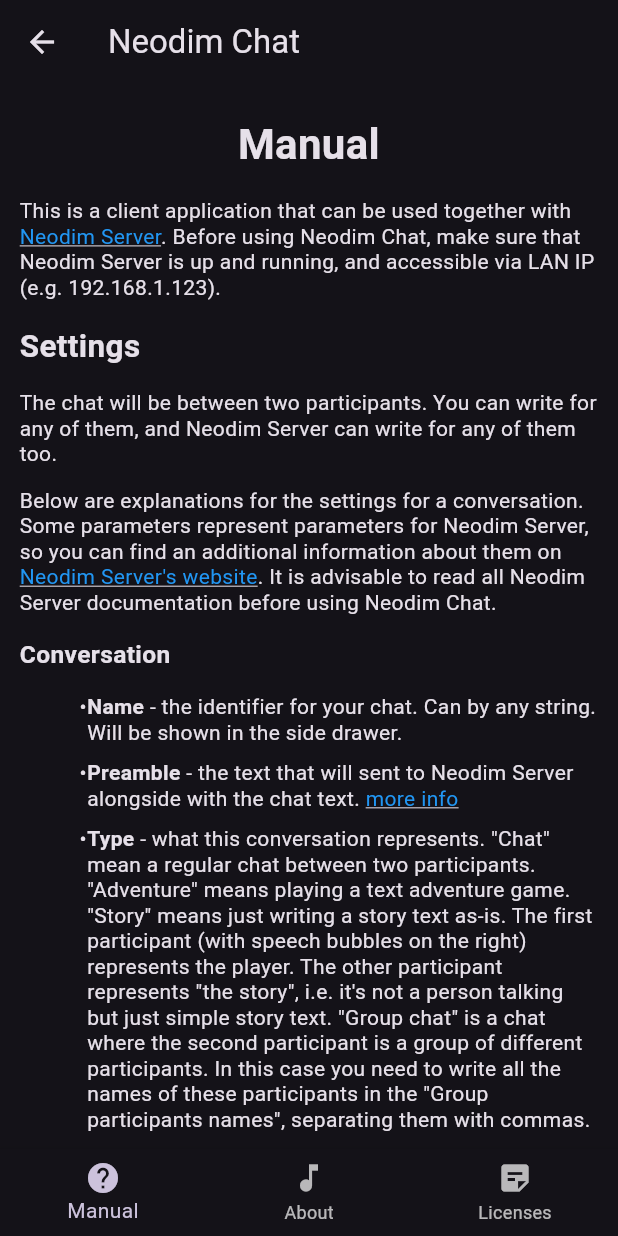
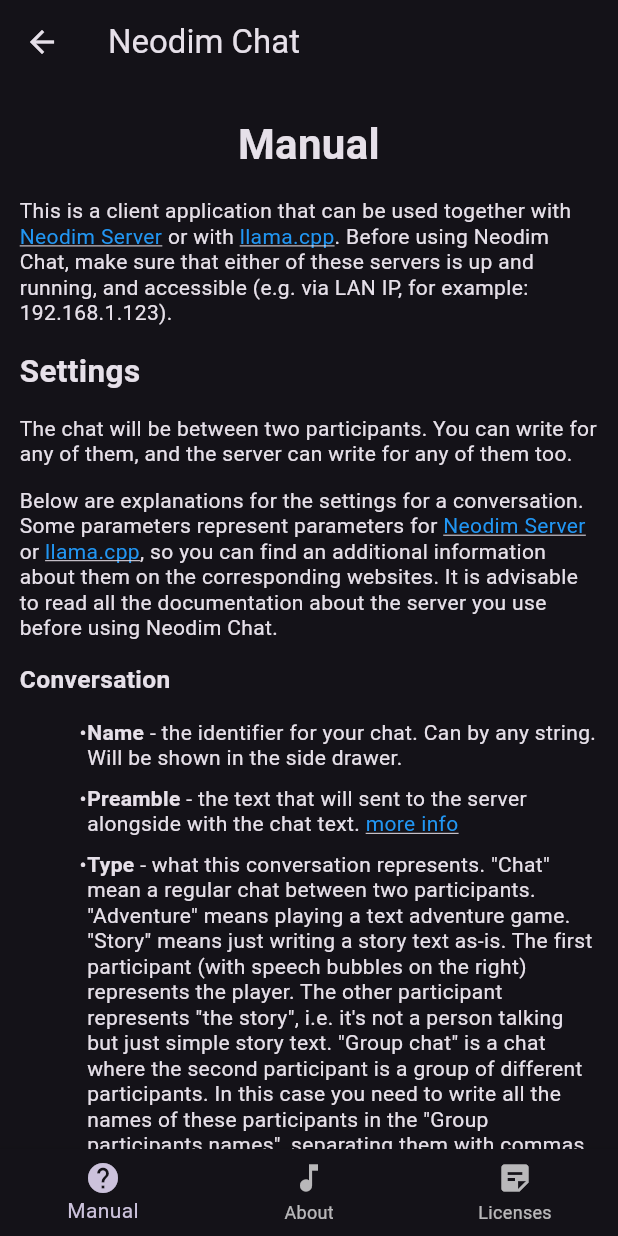
Before and after one commit to alkatrazstudio/neodim-chat, a Flutter app: the screen it shows after launch, in the side drawer, after a tap on "Help", on a phone screen of 412 x 824 dp. Run offline on Flutter 3.47's test engine with Material 3 defaults, Android fonts, the phone set to English and light mode, and no system bars; drawn by our look-alikes of flutter_html; our stand-ins replace bubble, package_info_plus; missing offline and left inert: card_settings, flutter_html_table, json_view; generated files the repository leaves out were written again.

Commit message:
Add info about llama.cpp to the docs

```diff
--- a/lib/pages/help_page.dart
+++ b/lib/pages/help_page.dart
@@ -106,6 +106,7 @@
   static const appBuildTimestamp = int.fromEnvironment('APP_BUILD_TIMESTAMP');
   static const appGitHash = String.fromEnvironment('APP_GIT_HASH');
   static const serverBaseUrl = 'https://github.com/alkatrazstudio/neodim-server';
+  static const llamaCppBaseUrl = 'https://github.com/ggerganov/llama.cpp';
 
   @override
   Widget build(BuildContext context) {
@@ -202,24 +203,25 @@
 
         <p>
           This is a client application that can be used together with
-          <a href="$serverBaseUrl">Neodim Server</a>.
-          Before using Neodim Chat, make sure that Neodim Server is up and running,
-          and accessible via LAN IP (e.g. 192.168.1.123).
+          <a href="$serverBaseUrl">Neodim Server</a>
+          or with <a href="$llamaCppBaseUrl">llama.cpp</a>.
+          Before using Neodim Chat, make sure that either of these servers is up and running,
+          and accessible (e.g. via LAN IP, for example: 192.168.1.123).
         </p>
 
         <h2>Settings</h2>
 
         <p>
           The chat will be between two participants.
-          You can write for any of them, and Neodim Server can write for any of them too.
+          You can write for any of them, and the server can write for any of them too.
         </p>
 
         <p>
           Below are explanations for the settings for a conversation.
-          Some parameters represent parameters for Neodim Server,
-          so you can find an additional information about them on
-          <a href="$serverBaseUrl">Neodim Server's website</a>.
-          It is advisable to read all Neodim Server documentation before using Neodim Chat.
+          Some parameters represent parameters for
+          <a href="$serverBaseUrl">Neodim Server</a> or <a href="$llamaCppBaseUrl">llama.cpp</a>,
+          so you can find an additional information about them on the corresponding websites</a>.
+          It is advisable to read all the documentation about the server you use before using Neodim Chat.
         </p>
 
         <h3>Conversation</h3>
@@ -229,7 +231,7 @@
             Can by any string. Will be shown in the side drawer.
           </li>
           <li>
-            <strong>Preamble</strong> - the text that will sent to Neodim Server
+            <strong>Preamble</strong> - the text that will sent to the server
             alongside with the chat text.
             <a href="$serverBaseUrl#prompt-and-preamble">more info</a>
           </li>
@@ -260,23 +262,22 @@
         <ul>
           <li>
             <strong>API type</strong> - the type of server-side API to connect to.
-            Neodim Chat is mostly designed to work with Neodim Server.
-            All other APIs that are listed here are may not be documented properly,
-            and not guaranteed to work properly.
+            Neodim Chat is designed to work with Neodim Server or llama.cpp server.
             Different APIs may support different sets of config parameters, features
             and can behave differently.
             Currently supported APIs:
             <ul>
-              <li>Neodim - <a href="$serverBaseUrl">Neodim Server</a></li>
+              <li>neodim - <a href="$serverBaseUrl">Neodim Server</a></li>
+              <li>llama.cpp - <a href="$llamaCppBaseUrl">llama.cpp</a></li>
             </ul>
             The documentation below may link to the Neodim Server documentation
             even if the parameter can be used by other APIs.
           </li>
           <li>
             <strong>API endpoint</strong> - the full URL that points to the API server.
-            For Neodim Server should contain the protocol, the port and the "/generate" part,
+            For Neodim Server may contain the protocol, the port and the "/generate" part,
             e.g. "http://192.168.1.123:8787/generate".
-            For llama.cpp server it should contain the protocol and the port,
+            For llama.cpp server it may contain the protocol and the port,
             e.g. "http://192.168.1.123:8080".
             However, for both servers, you can just specify only IP or the hostname, e.g. "192.168.1.123".
           </li>
@@ -286,7 +287,7 @@
           </li>
           <li>
             <strong>Max total tokens</strong> - total amount of tokens that should be processed
-            by Neodim Server when generating a reply.
+            by the server when generating a reply.
             <a href="$serverBaseUrl#max_total_tokens-int-required">more info</a>
           </li>
           <li>
@@ -531,7 +532,7 @@
             Increase the "Max total tokens" parameter to pass more text to the AI.</li>
           <li>If a message has a slight red border around it,
             then it means that it was generated by AI and never modified by you.</li>
-          <li>Try not to move away from the main screen while Neodim Server generates a new message.
+          <li>Try not to move away from the main screen while server generates a new message.
             If the main window is out of focus, then the message may not arrive.</li>
           <li>If the input field is empty then pressing the send button will
             generate a new reply in the chat mode or a new portion of the story in the adventure mode.</li>
```
Also changed, not shown: 2 other files.
